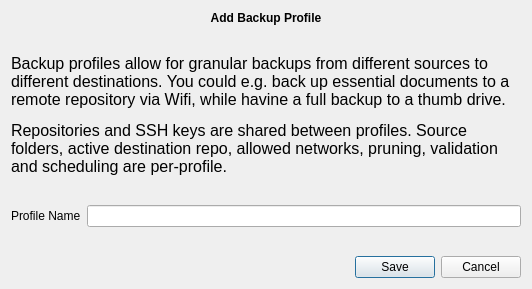
borgbase/vorta, file src/vorta/assets/UI/profileadd.ui: the form before one commit.
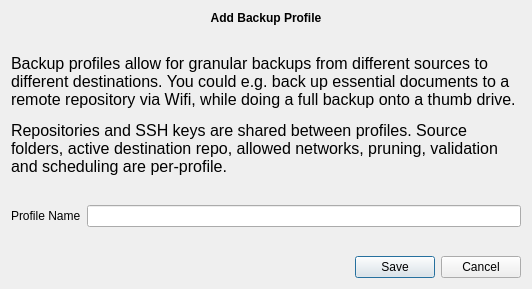
The form after the commit.

Commit message: UI texts: improve wording, fix typos

```diff
--- a/src/vorta/assets/UI/profileadd.ui
+++ b/src/vorta/assets/UI/profileadd.ui
@@ -56,7 +56,7 @@
       </font>
      </property>
      <property name="text">
-      <string>&lt;html&gt;&lt;head/&gt;&lt;body&gt;&lt;p&gt;Backup profiles allow for granular backups from different sources to different destinations. You could e.g. back up essential documents to a remote repository via Wifi, while havine a full backup to a thumb drive.&lt;/p&gt;&lt;p&gt;Repositories and SSH keys are shared between profiles. Source folders, active destination repo, allowed networks, pruning, validation and scheduling are per-profile.&lt;/p&gt;&lt;/body&gt;&lt;/html&gt;</string>
+      <string>&lt;html&gt;&lt;head/&gt;&lt;body&gt;&lt;p&gt;Backup profiles allow for granular backups from different sources to different destinations. You could e.g. back up essential documents to a remote repository via Wifi, while doing a full backup onto a thumb drive.&lt;/p&gt;&lt;p&gt;Repositories and SSH keys are shared between profiles. Source folders, active destination repo, allowed networks, pruning, validation and scheduling are per-profile.&lt;/p&gt;&lt;/body&gt;&lt;/html&gt;</string>
      </property>
      <property name="wordWrap">
       <bool>true</bool>
```
The commit also changes 6 other files.
